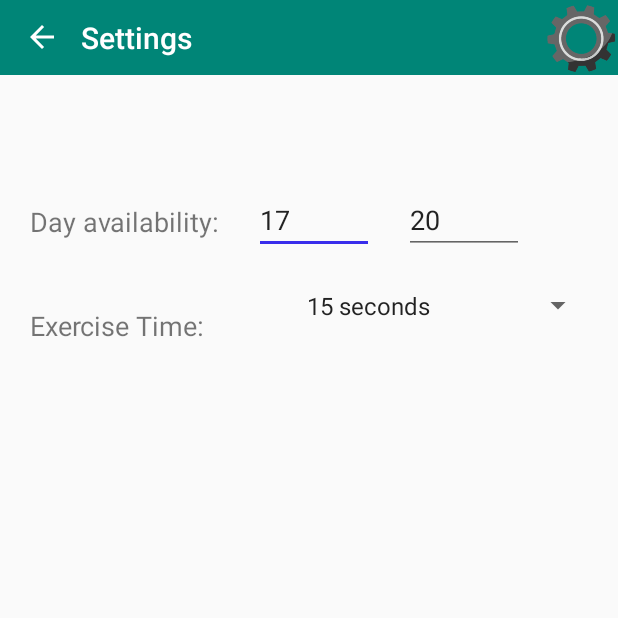
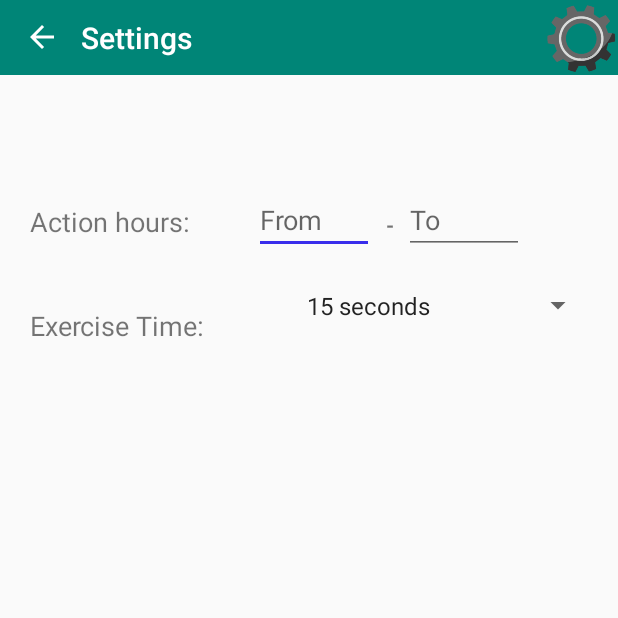
Before and after one commit to konossow/15seconds, an Android app: the screen it shows after launch (SettingsActivity), after a tap on an icon or button, on a phone screen of 412 x 824 dp, the top half of it. Run offline under Robolectric (Android 15) with nearby library versions, the phone set to English and light mode, and no system bars.

Commit message:
beta merge

```diff
--- a/app/src/main/java/com/behealthy/hackathon/fifteenseconds/SettingsActivity.kt
+++ b/app/src/main/java/com/behealthy/hackathon/fifteenseconds/SettingsActivity.kt
@@ -12,16 +12,25 @@ class SettingsActivity : Activity() {
     override fun onCreate(savedInstanceState: Bundle?) {
         super.onCreate(savedInstanceState)
         setContentView(R.layout.activity_settings)
-        fromEditText.setText(SettingsSingleton.dayAvailableFrom.toString())
-        toEditText.setText(SettingsSingleton.dayAvailableTo.toString())
+        fromEditText.setText(SettingsSingleton.getAvailableFrom())
+        toEditText.setText(SettingsSingleton.getAvailableTo())
         exerciseSpinner!!.onItemSelectedListener = exerciseSpinnerFactory.getListener()
         exerciseSpinner!!.adapter = exerciseSpinnerFactory.getOptionsArrayAdapter()
         exerciseSpinner!!.setSelection(exerciseSpinnerFactory.getSelectionIndex())
     }
 
     fun saveButtonClick(view: View){
-        SettingsSingleton.dayAvailableFrom = fromEditText.text.toString().toInt()
-        SettingsSingleton.dayAvailableTo = toEditText.text.toString().toInt()
+        if(fromEditText.text!=null){
+            SettingsSingleton.setAvailableFrom(fromEditText.text.toString())
+        }else{
+            SettingsSingleton.setAvailableFrom(null)
+        }
+        if(toEditText.text!=null){
+            SettingsSingleton.setAvailableTo(toEditText.text.toString())
+        }else{
+            SettingsSingleton.setAvailableTo(null)
+        }
+
         SettingsSingleton.setExerciseDuration(exerciseSpinnerFactory.getExercise())
         finish()
     }
--- a/app/src/main/java/com/behealthy/hackathon/fifteenseconds/SettingsSingleton.kt
+++ b/app/src/main/java/com/behealthy/hackathon/fifteenseconds/SettingsSingleton.kt
@@ -5,10 +5,40 @@ import java.util.regex.Pattern
 import kotlin.collections.ArrayList
 
 object SettingsSingleton {
-    var dayAvailableFrom: Int = 17
-    var dayAvailableTo: Int = 20
+    private var dayAvailableFrom: Int? = null
+    private var dayAvailableTo: Int? = null
     private var succededDates: ArrayList<Date> = arrayOf(Date(119,3,10), Date(119,3,11),Date()).toCollection(ArrayList())
     private var exerciseDuration: Int = 15
+
+    fun getAvailableFrom():String{
+        if(dayAvailableFrom == null){
+            return ""
+        }
+        return this.dayAvailableFrom!!.toString()
+    }
+
+    fun getAvailableTo():String{
+        if(dayAvailableTo == null){
+            return ""
+        }
+        return this.dayAvailableTo!!.toString()
+    }
+
+    fun setAvailableFrom(from:String?){
+        if(from == ""){
+            this.dayAvailableFrom = null
+            return
+        }
+        this.dayAvailableFrom = from!!.toInt()
+    }
+
+    fun setAvailableTo(from:String?){
+        if(from == ""){
+            this.dayAvailableTo = null
+            return
+        }
+        this.dayAvailableTo = from!!.toInt()
+    }
 
     fun setExerciseDuration(ex_dur: String){
         val pattern = Pattern.compile("\\d+")
--- a/app/src/main/res/layout/activity_settings.xml
+++ b/app/src/main/res/layout/activity_settings.xml
@@ -69,4 +69,13 @@
             android:layout_height="50dp"
             android:id="@+id/imageView2" app:layout_constraintEnd_toEndOf="parent"
             app:layout_constraintTop_toTopOf="parent"/>
+            android:layout_marginStart="108dp" app:layout_constraintStart_toStartOf="parent"
+            android:layout_marginEnd="108dp" app:layout_constraintEnd_toEndOf="parent"/>
+    <TextView
+            android:text="@string/hyphenSettings"
+            android:layout_width="wrap_content"
+            android:layout_height="wrap_content"
+            android:id="@+id/hyphenSettings" android:textStyle="bold"
+            android:layout_marginTop="140dp" app:layout_constraintTop_toTopOf="parent"
+            app:layout_constraintStart_toEndOf="@+id/fromEditText" android:layout_marginStart="8dp"/>
 </android.support.constraint.ConstraintLayout>
--- a/app/src/main/res/values/strings.xml
+++ b/app/src/main/res/values/strings.xml
@@ -6,9 +6,10 @@
     <string name="showoffButtonName">Show off</string>
     <string name="settingsButtonName">Settings</string>
     <string name="settings">Settings</string>
-    <string name="day_availability">Day availability:</string>
+    <string name="day_availability">Action hours:</string>
     <string name="from">From</string>
     <string name="to">To</string>
     <string name="exercise_time">Exercise Time:</string>
     <string name="save">Save</string>
+    <string name="hyphenSettings">-</string>
 </resources>
```
